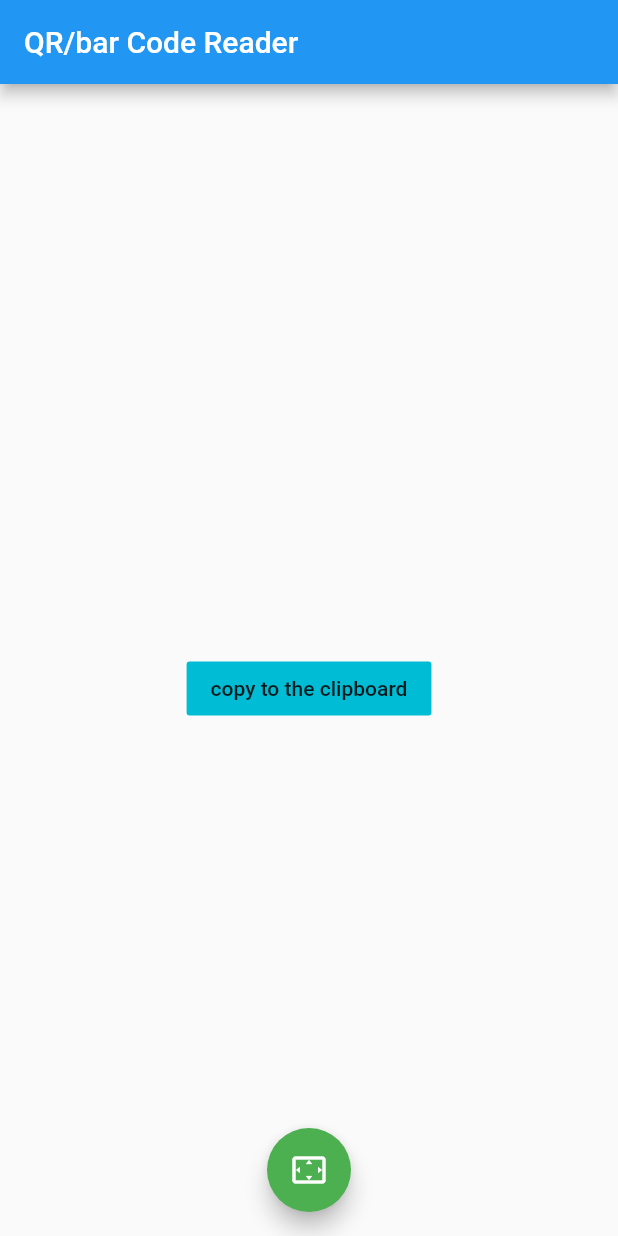
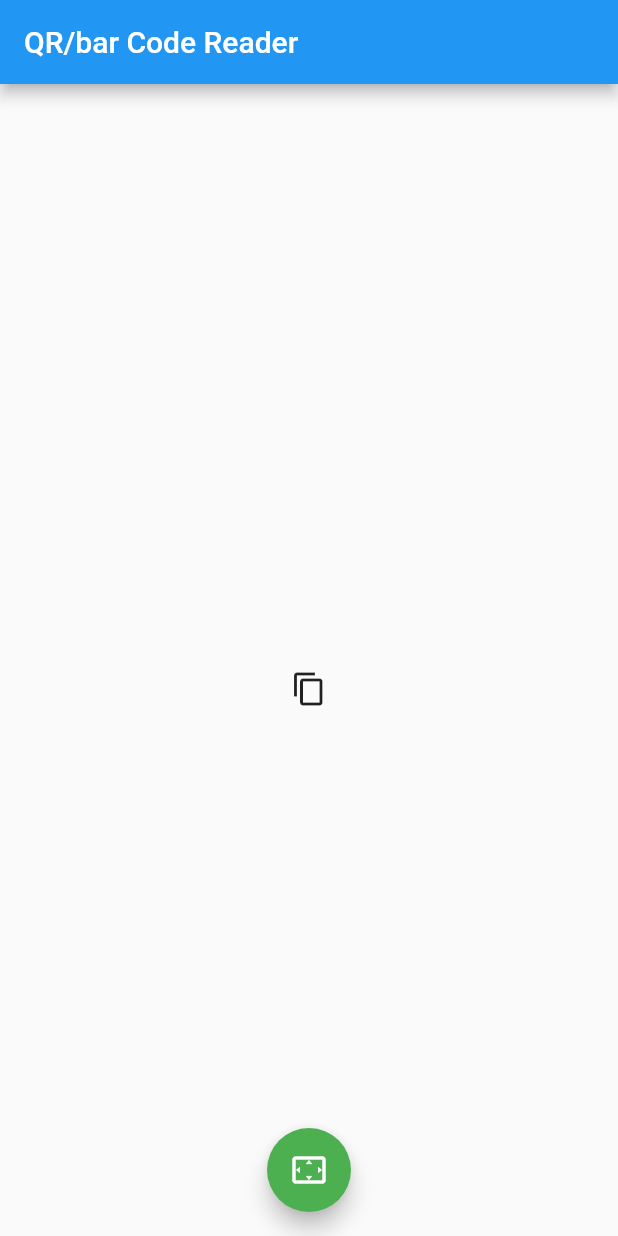
Before and after one commit to tehdarthvid/qbar-flutter, a Flutter app: the screen it shows after launch, on a phone screen of 412 x 824 dp. Run offline on Flutter 3.47's test engine with Material 2 defaults, Android fonts, the phone set to English and light mode, and no system bars; missing offline and left inert: barcode_scan.

Commit message:
style: Clenaup look of "copy to clipboard".
Made it into an icon and removed more borders.
It's now less prominent than the results.

```diff
--- a/lib/main.dart
+++ b/lib/main.dart
@@ -94,8 +94,7 @@ class _MyHomePageState extends State<MyHomePage> {
               ),
             ),
             FlatButton(
-              child: Text("copy to the clipboard"),
-              color: Colors.cyan,
+              child: Icon(Icons.content_copy),
               onPressed: () {
                 Clipboard.setData(ClipboardData(text: barcode));
               },
```
